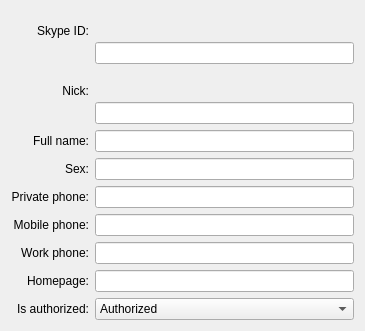
Qt form protocols/skype/ui/skypedetailsbase.ui (KDE/kopete) before a commit.
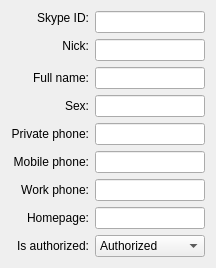
The same form after that commit.

Patch:
```diff
--- a/protocols/skype/ui/skypedetailsbase.ui
+++ b/protocols/skype/ui/skypedetailsbase.ui
@@ -1,15 +1,7 @@
 <ui version="4.0" >
  <class>SkypeDetailsBase</class>
- <widget class="QWidget" name="SkypeDetailsBase" >
-  <property name="geometry" >
-   <rect>
-    <x>0</x>
-    <y>0</y>
-    <width>365</width>
-    <height>331</height>
-   </rect>
-  </property>
-  <property name="windowTitle" >
+ <widget class="QWidget" name="SkypeDetailsBase">
+  <property name="windowTitle">
    <string>User's Details</string>
   </property>
   <layout class="QGridLayout" >
```
Left out of the diff: 153 changed lines with no effect on the pictures.
